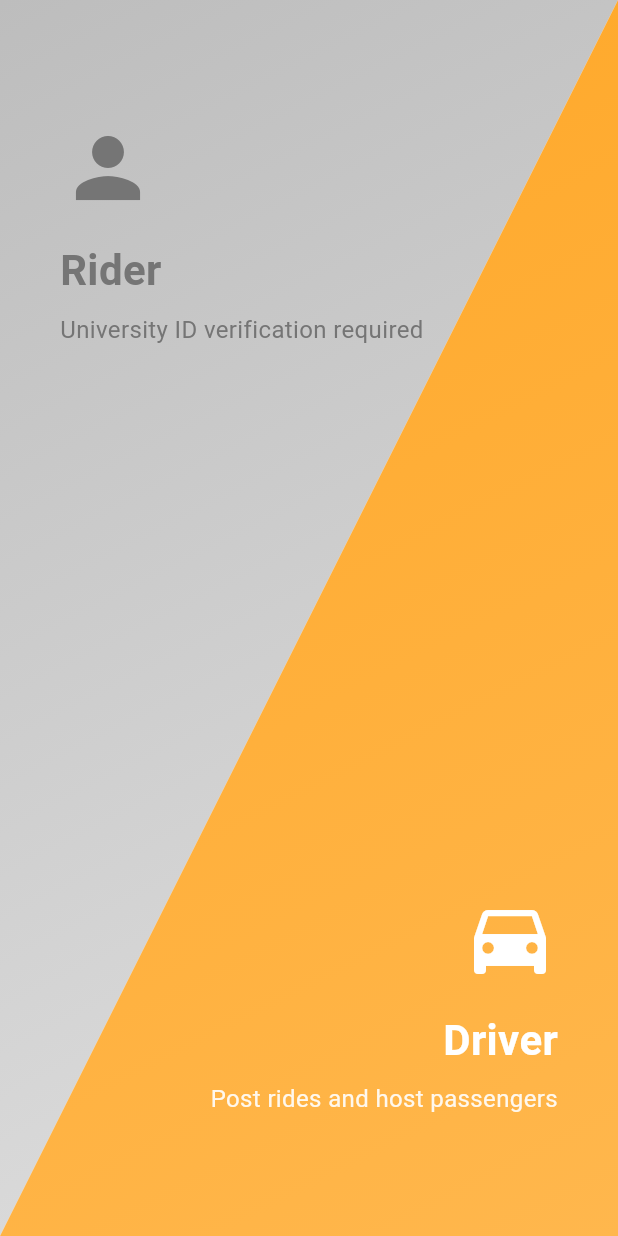
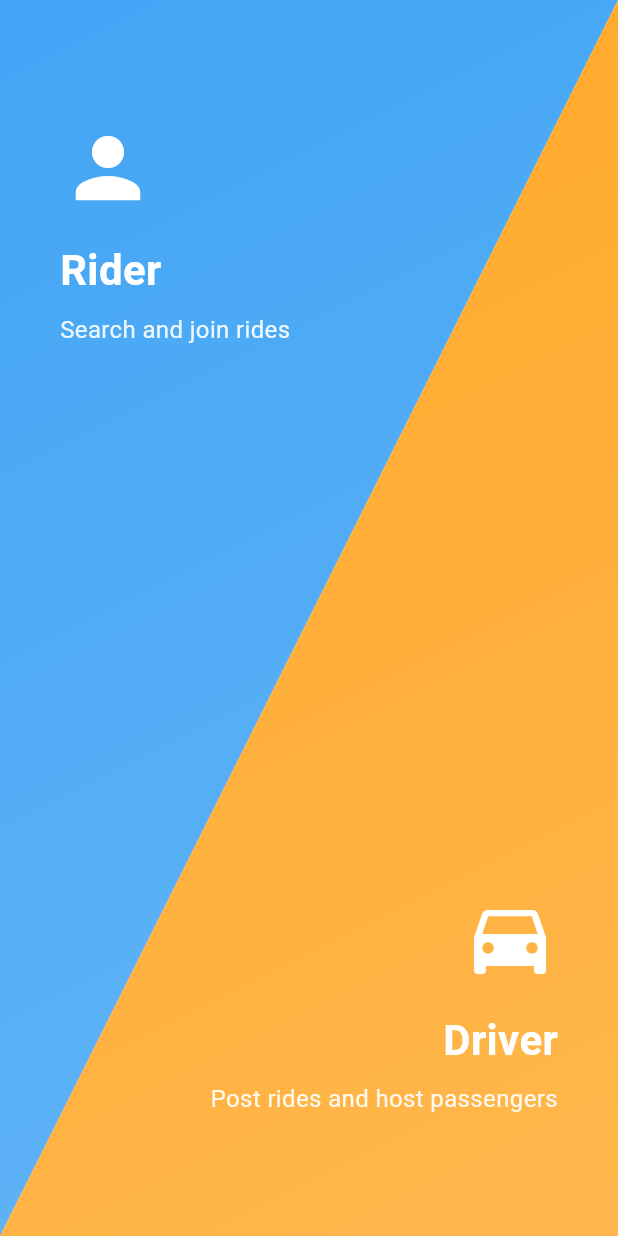
Before and after one commit to devZiyad/UniPool, a Flutter app: the RoleSelectionScreen screen opened by its route, on a phone screen of 412 x 824 dp. Run offline on Flutter 3.47's test engine with Material 3 defaults, Android fonts, the phone set to English and light mode, and no system bars; our stand-ins replace flutter_map, flutter_secure_storage, geolocator, image_picker, latlong2, shared_preferences; missing offline and left inert: flutter_map_cancellable_tile_provider; accounts and stored records are empty.

Commit message:
improved verification process

```diff
--- a/2flutter/second_project/lib/screens/role_selection_screen.dart
+++ b/2flutter/second_project/lib/screens/role_selection_screen.dart
@@ -50,25 +50,6 @@ class _RoleSelectionScreenState extends State<RoleSelectionScreen>
   Future<void> _selectRider() async {
     if (_riderExpanding || _driverExpanding) return;
 
-    final authProvider = Provider.of<AuthProvider>(context, listen: false);
-    final user = authProvider.user;
-
-    // Prevent selecting RIDER if university ID verification is pending
-    if (user != null && !user.universityIdVerified) {
-      if (mounted) {
-        ScaffoldMessenger.of(context).showSnackBar(
-          const SnackBar(
-            content: Text(
-              'University ID verification is required to use Rider mode. Please wait for verification.',
-            ),
-            backgroundColor: Colors.orange,
-            duration: Duration(seconds: 3),
-          ),
-        );
-      }
-      return;
-    }
-
     setState(() {
       _riderExpanding = true;
     });
@@ -78,6 +59,7 @@ class _RoleSelectionScreenState extends State<RoleSelectionScreen>
 
     if (!mounted) return;
 
+    final authProvider = Provider.of<AuthProvider>(context, listen: false);
     try {
       final updatedUser = await UserService.updateRole('RIDER');
       authProvider.setUser(updatedUser);
@@ -120,10 +102,6 @@ class _RoleSelectionScreenState extends State<RoleSelectionScreen>
 
   @override
   Widget build(BuildContext context) {
-    final authProvider = Provider.of<AuthProvider>(context);
-    final user = authProvider.user;
-    final isUniversityIdVerified = user?.universityIdVerified ?? false;
-
     return Scaffold(
       body: Stack(
         children: [
@@ -158,7 +136,7 @@ class _RoleSelectionScreenState extends State<RoleSelectionScreen>
                           clipper: DiagonalClipper(isTop: true),
                           child: MouseRegion(
                             onEnter: (_) {
-                              if (!_riderExpanding && !_driverExpanding && isUniversityIdVerified) {
+                              if (!_riderExpanding && !_driverExpanding) {
                                 setState(() => _riderHovered = true);
                               }
                             },
@@ -168,18 +146,13 @@ class _RoleSelectionScreenState extends State<RoleSelectionScreen>
                               }
                             },
                             child: GestureDetector(
-                              onTap: isUniversityIdVerified ? _selectRider : null,
+                              onTap: _selectRider,
                               child: Container(
                                 decoration: BoxDecoration(
                                   gradient: LinearGradient(
                                     begin: Alignment.topLeft,
                                     end: Alignment.bottomRight,
-                                    colors: !isUniversityIdVerified
-                                        ? [
-                                            Colors.grey.shade400,
-                                            Colors.grey.shade300,
-                                          ]
-                                        : _riderHovered
+                                    colors: _riderHovered
                                         ? [
                                             Colors.blue.shade600,
                                             Colors.blue.shade400,
@@ -200,32 +173,24 @@ class _RoleSelectionScreenState extends State<RoleSelectionScreen>
                                       children: [
                                         Icon(
                                           Icons.person,
-                                          size: _riderHovered && isUniversityIdVerified ? 80 : 64,
-                                          color: !isUniversityIdVerified
-                                              ? Colors.grey.shade600
-                                              : Colors.white,
+                                          size: _riderHovered ? 80 : 64,
+                                          color: Colors.white,
                                         ),
                                         const SizedBox(height: 16),
                                         Text(
                                           'Rider',
                                           style: TextStyle(
-                                            fontSize: _riderHovered && isUniversityIdVerified ? 36 : 28,
+                                            fontSize: _riderHovered ? 36 : 28,
                                             fontWeight: FontWeight.bold,
-                                            color: !isUniversityIdVerified
-                                                ? Colors.grey.shade600
-                                                : Colors.white,
+                                            color: Colors.white,
                                           ),
                                         ),
                                         const SizedBox(height: 8),
                                         Text(
-                                          !isUniversityIdVerified
-                                              ? 'University ID verification required'
-                                              : 'Search and join rides',
+                                          'Search and join rides',
                                           style: TextStyle(
                                             fontSize: 16,
-                                            color: !isUniversityIdVerified
-                                                ? Colors.grey.shade600
-                                                : Colors.white.withOpacity(0.9),
+                                            color: Colors.white.withOpacity(0.9),
                                           ),
                                         ),
                                       ],
```
Lines whose indentation alone changed are shown as unchanged.
